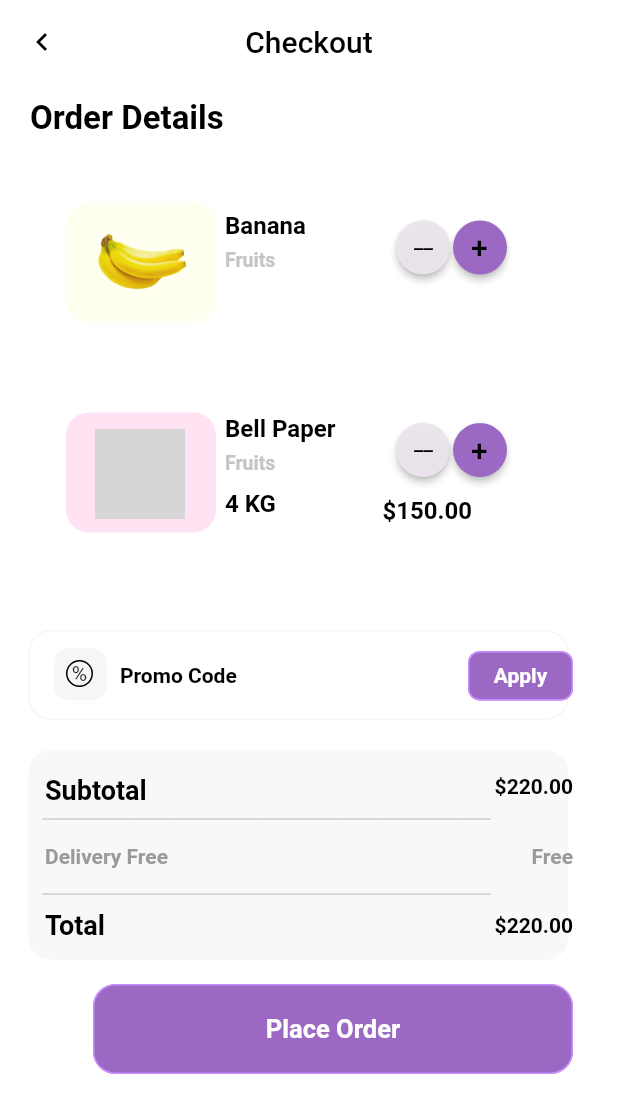
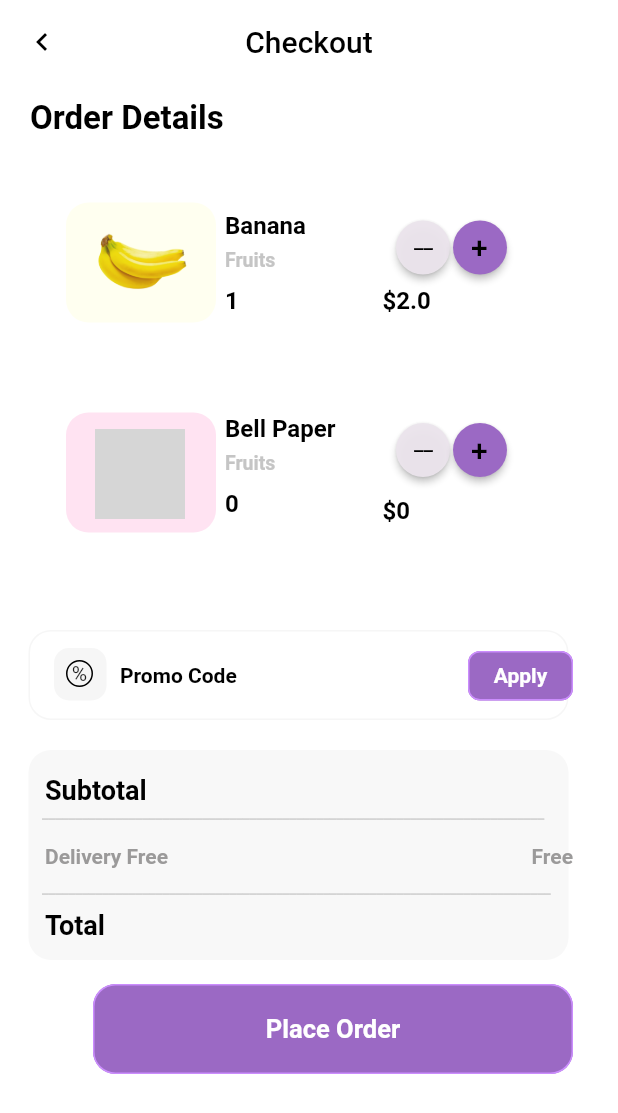
Before and after one commit to pitombeiraanaa/app_entregas_flutter, a Flutter app: the Checkout screen opened directly, after a tap on an icon or button, on a phone screen of 412 x 824 dp. Shown: the top 1113 px of the screen. Run offline on Flutter 3.47's test engine with Material 2 defaults, Android fonts, the phone set to English and light mode, and no system bars; grey boxes are pictures that could not be loaded.

Commit message:
commitando pro eduardo copiar

```diff
--- a/lib/pages/checkout.dart
+++ b/lib/pages/checkout.dart
@@ -12,11 +12,15 @@ class Checkout extends StatefulWidget {
 
 class _CheckoutState extends State<Checkout> {
   int _counterCheck = 0;
+  int _counterCheckPimentao = 0;
+  double _precoBanana = 0;
+  double _precoPimentao = 0;
 
   void _incrementCounter() {
     setState(() {
       if (_counterCheck > 0) {
         _counterCheck--;
+        _precoBanana -= 2;
       }
     });
   }
@@ -24,6 +28,23 @@ class _CheckoutState extends State<Checkout> {
   void _incrementCounter2() {
     setState(() {
       _counterCheck++;
+      _precoBanana += 2;
+    });
+  }
+
+  void _incrementCounterPimentao() {
+    setState(() {
+      if (_counterCheckPimentao > 0) {
+        _counterCheckPimentao--;
+        _precoPimentao -= 37.50;
+      }
+    });
+  }
+
+  void _incrementCounterPimentao2() {
+    setState(() {
+      _counterCheckPimentao++;
+      _precoPimentao += 37.50;
     });
   }
 
@@ -157,10 +178,10 @@ class _CheckoutState extends State<Checkout> {
             left: 150,
             top: 135,
             child: Row(
-              children: const [
+              children: [
                 Text(
-                  '',
-                  style: TextStyle(
+                  '$_counterCheck',
+                  style: const TextStyle(
                       fontSize: 16,
                       color: Colors.black,
                       fontWeight: FontWeight.bold),
@@ -219,10 +240,10 @@ class _CheckoutState extends State<Checkout> {
             left: 255,
             top: 135,
             child: Row(
-              children: const [
+              children: [
                 Text(
-                  ' ',
-                  style: TextStyle(
+                  '\$' '$_precoBanana',
+                  style: const TextStyle(
                       fontSize: 16,
                       color: Colors.black,
                       fontWeight: FontWeight.bold),
@@ -312,10 +333,10 @@ class _CheckoutState extends State<Checkout> {
             left: 150,
             top: 270,
             child: Row(
-              children: const [
+              children: [
                 Text(
-                  '4 KG',
-                  style: TextStyle(
+                  '$_counterCheckPimentao',
+                  style: const TextStyle(
                       fontSize: 16,
                       color: Colors.black,
                       fontWeight: FontWeight.bold),
@@ -334,7 +355,7 @@ class _CheckoutState extends State<Checkout> {
                 shape: const CircleBorder(),
                 padding: const EdgeInsets.all(0),
               ),
-              onPressed: _incrementCounter,
+              onPressed: _incrementCounterPimentao,
               child: const SizedBox(
                 width: 30,
                 height: 30,
@@ -354,7 +375,7 @@ class _CheckoutState extends State<Checkout> {
                 shape: const CircleBorder(),
                 padding: const EdgeInsets.all(0),
               ),
-              onPressed: _incrementCounter2,
+              onPressed: _incrementCounterPimentao2,
               child: const SizedBox(
                 width: 30,
                 height: 30,
@@ -374,10 +395,10 @@ class _CheckoutState extends State<Checkout> {
             left: 255,
             top: 275,
             child: Row(
-              children: const [
+              children: [
                 Text(
-                  '\$150.00',
-                  style: TextStyle(
+                  '\$' '$_counterCheckPimentao',
+                  style: const TextStyle(
                       fontSize: 16,
                       color: Colors.black,
                       fontWeight: FontWeight.bold),
@@ -554,7 +575,7 @@ class _CheckoutState extends State<Checkout> {
             right: 30,
             top: 553,
             child: Text(
-              '\$220.00',
+              '',
               style: TextStyle(
                   fontSize: 14,
                   color: Color.fromARGB(255, 0, 0, 0),
@@ -566,7 +587,7 @@ class _CheckoutState extends State<Checkout> {
             right: 30,
             top: 460,
             child: Text(
-              '\$220.00',
+              '',
               style: TextStyle(
                   fontSize: 14,
                   color: Color.fromARGB(255, 0, 0, 0),
@@ -600,7 +621,7 @@ class _CheckoutState extends State<Checkout> {
             left: 28,
             top: 530,
             child: Text(
-              '___________________________________________________________________',
+              '____________________________________________________________________________',
               style: TextStyle(
                   fontSize: 10,
                   color: Color.fromARGB(255, 212, 212, 212),
@@ -611,7 +632,7 @@ class _CheckoutState extends State<Checkout> {
             left: 28,
             top: 480,
             child: Text(
-              '___________________________________________________________________',
+              '___________________________________________________________________________',
               style: TextStyle(
                   fontSize: 10,
                   color: Color.fromARGB(255, 212, 212, 212),
```
Also changed, not shown: 3 other files.
